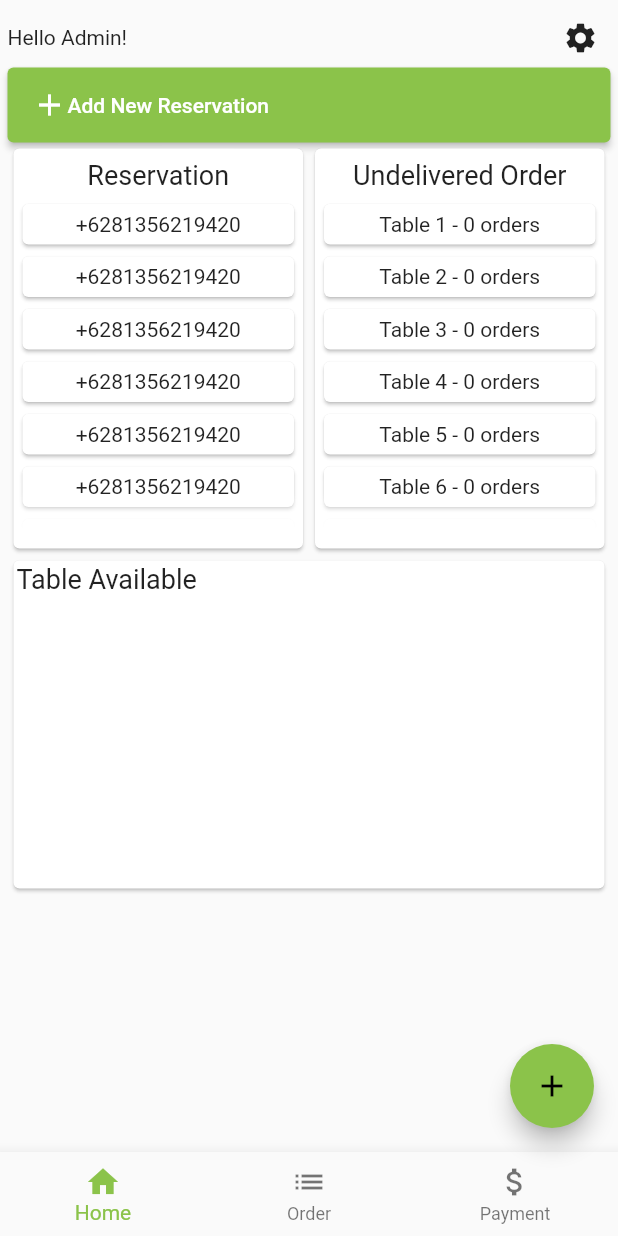
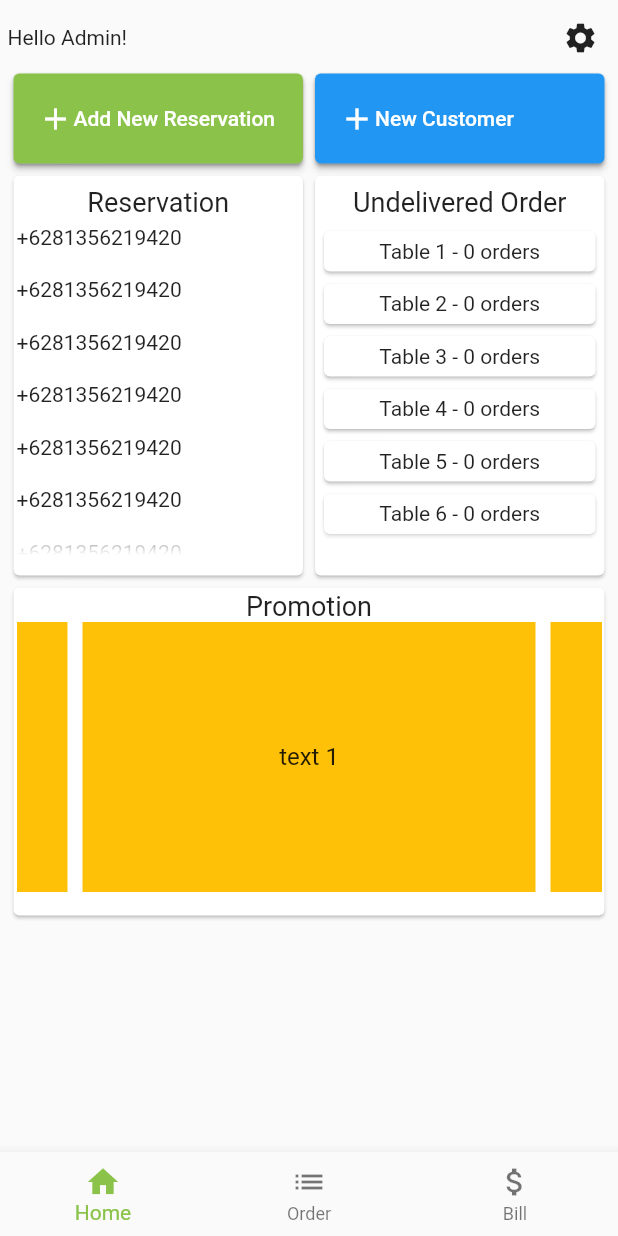
Before and after one commit to dominus10/pos_ter, a Flutter app: the MainScreenUser screen opened by its route, on a phone screen of 412 x 824 dp. Run offline on Flutter 3.47's test engine with Material 2 defaults, Android fonts, the light colour scheme and no system bars; drawn by our look-alikes of carousel_slider; our stand-ins replace shelf; missing offline and left inert: dart_jsonwebtoken, shelf_router.

Commit message:
update ui

```diff
--- a/lib/view/main_screen.dart
+++ b/lib/view/main_screen.dart
@@ -1,5 +1,7 @@
 import 'package:flutter/material.dart';
 import 'package:pos_ter/view/main_screen_0.dart';
+
+import 'main_screen_2.dart';
 
 class MainScreenUser extends StatefulWidget {
   const MainScreenUser({Key? key}) : super(key: key);
@@ -29,9 +31,7 @@ class _MainScreenUserState extends State<MainScreenUser> {
       Container(
         width: MediaQuery.of(context).size.width,
       ),
-      Container(
-        width: MediaQuery.of(context).size.width,
-      )
+      MainScreen2(context: context),
     ];
 
     return Scaffold(
@@ -43,10 +43,6 @@ class _MainScreenUserState extends State<MainScreenUser> {
           ),
         ),
       ),
-      floatingActionButton: FloatingActionButton(
-        onPressed: () {},
-        child: Icon(Icons.add),
-      ),
       bottomNavigationBar: BottomNavigationBar(
         currentIndex: _selectedIndex,
         onTap: _handleSelectedIndex,
@@ -57,7 +53,7 @@ class _MainScreenUserState extends State<MainScreenUser> {
           ),
           BottomNavigationBarItem(icon: Icon(Icons.list), label: 'Order'),
           BottomNavigationBarItem(
-              icon: Icon(Icons.attach_money_outlined), label: 'Payment'),
+              icon: Icon(Icons.attach_money_outlined), label: 'Bill'),
         ],
       ),
     );
--- a/lib/view/main_screen_0.dart
+++ b/lib/view/main_screen_0.dart
@@ -1,5 +1,6 @@
 import 'dart:math';
 
+import 'package:carousel_slider/carousel_slider.dart';
 import 'package:flutter/material.dart';
 import 'package:pos_ter/view/outstanding_popup.dart';
 import 'package:pos_ter/view/reservation_popup.dart';
@@ -31,8 +32,12 @@ class MainScreen0 extends StatelessWidget {
             ),
           ],
         ),
-        SizedBox(
-          height: 50,
+        Row(
+          children: [
+            Card(
+              child: SizedBox(
+                width: MediaQuery.of(context).size.width / 2 - 13,
+                height: 60,
                 child: ElevatedButton(
                   onPressed: () {},
                   child: Row(
@@ -48,6 +53,32 @@ class MainScreen0 extends StatelessWidget {
                     ],
                   ),
                 ),
+              ),
+            ),
+            Card(
+              child: SizedBox(
+                width: MediaQuery.of(context).size.width / 2 - 13,
+                height: 60,
+                child: ElevatedButton(
+                  style: ButtonStyle(
+                      backgroundColor: MaterialStateProperty.all(Colors.blue)),
+                  onPressed: () {},
+                  child: Row(
+                    children: const [
+                      Icon(
+                        Icons.add,
+                        color: Colors.white,
+                      ),
+                      Text(
+                        'New Customer',
+                        style: TextStyle(color: Colors.white),
+                      ),
+                    ],
+                  ),
+                ),
+              ),
+            ),
+          ],
         ),
         Row(
           children: [
@@ -104,18 +135,15 @@ class MainScreen0 extends StatelessWidget {
                               child: SingleChildScrollView(
                                 physics: const NeverScrollableScrollPhysics(),
                                 child: Column(
+                                  crossAxisAlignment: CrossAxisAlignment.center,
                                   children: [
                                     for (var i in List.generate(
                                         8, (index) => index + 1))
                                       SizedBox(
                                         width: double.infinity,
                                         height: 35,
-                                        child: Card(
-                                          child: Center(
                                         child: Text(
                                           '+6281${Random().nextInt(1000000000)}',
-                                            ),
-                                          ),
                                         ),
                                       ),
                                   ],
@@ -214,34 +242,40 @@ class MainScreen0 extends StatelessWidget {
         SizedBox(
           width: MediaQuery.of(context).size.width - 5,
           height: MediaQuery.of(context).size.width / 3 * 1.65,
-          child: MaterialButton(
-            padding: const EdgeInsets.all(0),
-            onPressed: () {
-              showModalBottomSheet(
-                  shape: const RoundedRectangleBorder(
-                    borderRadius: BorderRadius.only(
-                      topLeft: Radius.circular(20),
-                      topRight: Radius.circular(20),
-                    ),
-                  ),
-                  context: context,
-                  builder: (BuildContext context) {
-                    return ReservationPopup(context: context);
-                  },
-                  isScrollControlled: true);
-            },
           child: Card(
             child: SizedBox(
               width: double.infinity,
               height: double.infinity,
               child: Padding(
                   padding: smallPadding,
-                  child: const Text(
-                    'Table Available',
+                  child: Column(
+                    children: [
+                      const Text(
+                        'Promotion',
                         style: TextStyle(fontSize: 18),
                       ),
+                      CarouselSlider(
+                        options: CarouselOptions(height: 180.0),
+                        items: [1, 2, 3, 4, 5].map((i) {
+                          return Builder(
+                            builder: (BuildContext context) {
+                              return Container(
+                                width: MediaQuery.of(context).size.width,
+                                margin: EdgeInsets.symmetric(horizontal: 5.0),
+                                decoration: BoxDecoration(color: Colors.amber),
+                                child: Center(
+                                  child: Text(
+                                    'text $i',
+                                    style: TextStyle(fontSize: 16.0),
                                   ),
                                 ),
+                              );
+                            },
+                          );
+                        }).toList(),
+                      ),
+                    ],
+                  )),
             ),
           ),
         ),
--- /dev/null
+++ b/lib/view/main_screen_2.dart
@@ -0,0 +1,13 @@
+import 'package:flutter/material.dart';
+
+class MainScreen2 extends StatelessWidget {
+  final BuildContext context;
+  const MainScreen2({Key? key, required this.context}) : super(key: key);
+
+  @override
+  Widget build(BuildContext context) {
+    return Container(
+      child: Text('0'),
+    );
+  }
+}
--- a/pubspec.yaml
+++ b/pubspec.yaml
@@ -12,6 +12,7 @@ dependencies:
   flutter:
     sdk: flutter
 
+  carousel_slider: ^4.1.1
   crypto: ^3.0.2
   dart_jsonwebtoken: ^2.4.1
   hive: any
```
Also changed, not shown: 1 other file. Lines whose indentation alone changed are shown as unchanged.
